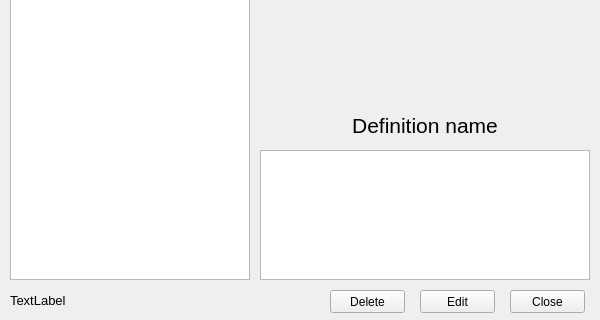
First picture: the form in data/app/designer/definition_browse.ui, repository dsoftn/my_journal, before the edit; both pictures show x 0 to 600 and y 190 to 510 of the 600 by 510 pixel window.
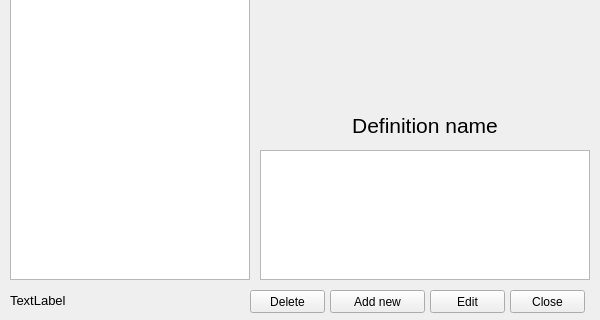
Second picture: the form after the edit.

```diff
--- a/data/app/designer/definition_browse.ui
+++ b/data/app/designer/definition_browse.ui
@@ -123,7 +123,7 @@
   <widget class="QPushButton" name="btn_edit">
    <property name="geometry">
     <rect>
-     <x>420</x>
+     <x>430</x>
      <y>480</y>
      <width>75</width>
      <height>23</height>
@@ -139,7 +139,7 @@
   <widget class="QPushButton" name="btn_delete">
    <property name="geometry">
     <rect>
-     <x>330</x>
+     <x>250</x>
      <y>480</y>
      <width>75</width>
      <height>23</height>
@@ -172,7 +172,7 @@
     <rect>
      <x>10</x>
      <y>480</y>
-     <width>321</width>
+     <width>241</width>
      <height>21</height>
     </rect>
    </property>
@@ -185,6 +185,22 @@
     <string>TextLabel</string>
    </property>
   </widget>
+  <widget class="QPushButton" name="btn_add">
+   <property name="geometry">
+    <rect>
+     <x>330</x>
+     <y>480</y>
+     <width>95</width>
+     <height>23</height>
+    </rect>
+   </property>
+   <property name="text">
+    <string>Add new</string>
+   </property>
+   <property name="autoDefault">
+    <bool>false</bool>
+   </property>
+  </widget>
  </widget>
  <resources/>
  <connections/>
```
